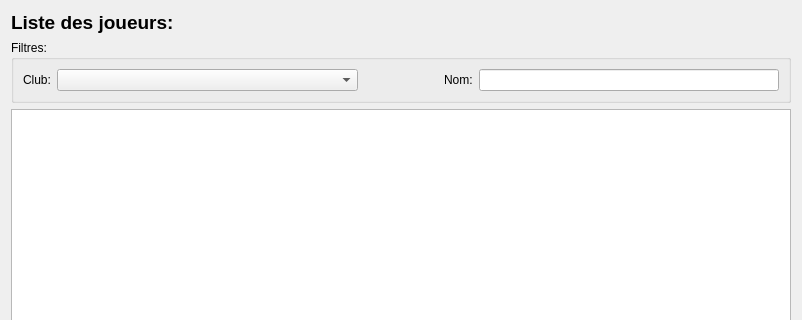
The window that src/DialogPlayers.ui (raoulh/pongify) describes before a commit, drawn with Qt 5; both pictures show x 0 to 802 and y 0 to 320 of the 802 by 539 pixel window.
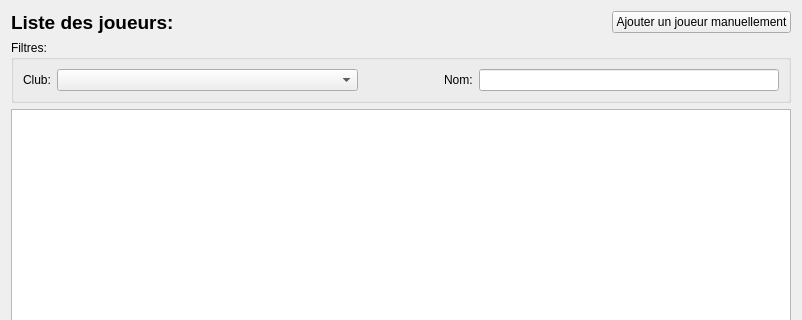
The same window after the commit.

Commit message: Add manual player dialog

The edit to the form file:
```diff
--- a/src/DialogPlayers.ui
+++ b/src/DialogPlayers.ui
@@ -15,6 +15,8 @@
   </property>
   <layout class="QVBoxLayout" name="verticalLayout">
    <item>
+    <layout class="QHBoxLayout" name="horizontalLayout_2">
+     <item>
     <widget class="QLabel" name="label">
      <property name="font">
       <font>
@@ -26,6 +28,28 @@
       <string>Liste des joueurs:</string>
      </property>
     </widget>
+     </item>
+     <item>
+      <spacer name="horizontalSpacer_2">
+       <property name="orientation">
+        <enum>Qt::Horizontal</enum>
+       </property>
+       <property name="sizeHint" stdset="0">
+        <size>
+         <width>40</width>
+         <height>20</height>
+        </size>
+       </property>
+      </spacer>
+     </item>
+     <item>
+      <widget class="QPushButton" name="pushButtonAddManual">
+       <property name="text">
+        <string>Ajouter un joueur manuellement</string>
+       </property>
+      </widget>
+     </item>
+    </layout>
    </item>
    <item>
     <widget class="QGroupBox" name="groupBox">
```
Lines whose indentation alone changed are shown as unchanged. The commit also changes 8 other files.
